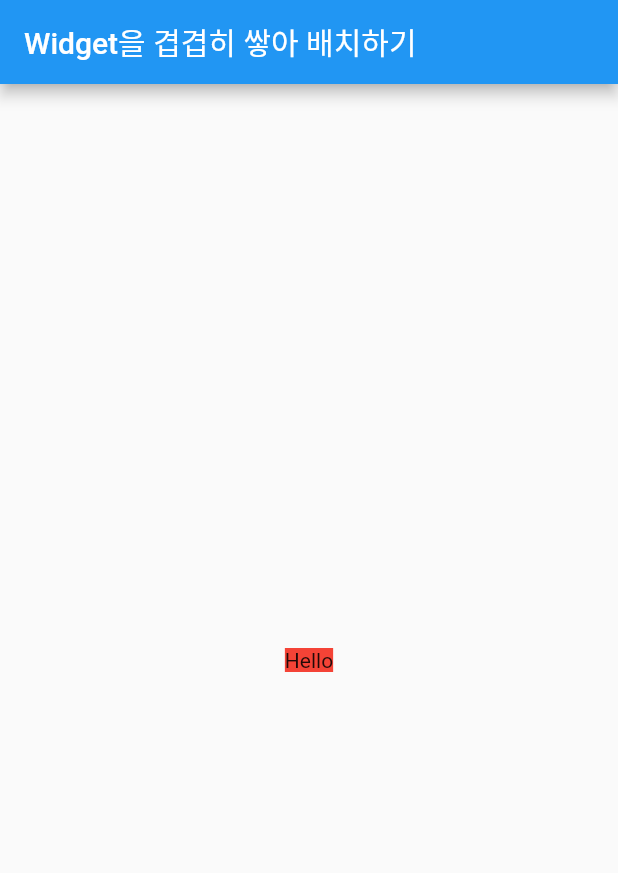
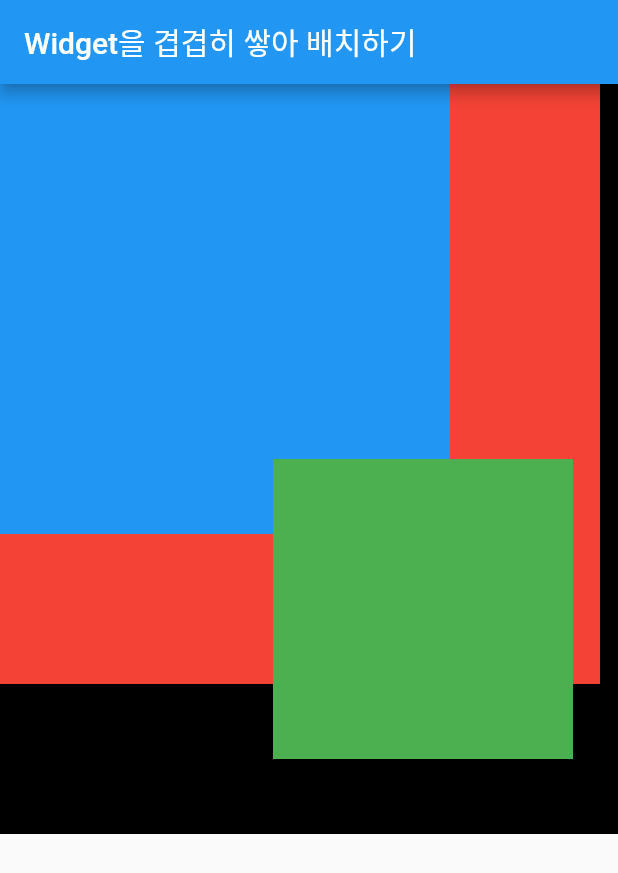
Before and after one commit to khanian/flutter_layout_example, a Flutter app: the screen it shows after launch, on a phone screen of 412 x 824 dp. Shown: the top 873 px of the screen. Run offline on Flutter 3.47's test engine with Material 2 defaults, Android fonts, the phone set to English and light mode, and no system bars.

Commit message:
widget stack positioned

```diff
--- a/lib/main.dart
+++ b/lib/main.dart
@@ -1,9 +1,7 @@
 import 'package:flutter/material.dart';
 
 void main() {
-  runApp(const MaterialApp(
-    home: HomeWidget()
-  ));
+  runApp(const MaterialApp(home: HomeWidget()));
 }
 
 class HomeWidget extends StatelessWidget {
@@ -20,17 +18,38 @@ class HomeWidget extends StatelessWidget {
   }
 }
 
-
 class Body extends StatelessWidget {
   const Body({super.key});
 
   @override
   Widget build(BuildContext context) {
-    return Center(
-      child: Container(
-        color: Colors.red,
-        child: Text('Hello'),
-      ),
+    return Stack(
+      children: [
+        Container(
+          width: 500,
+          height: 500,
+          color: Colors.black,
+        ),
+        Container(
+          width: 400,
+          height: 400,
+          color: Colors.red,
+        ),
+        Container(
+          width: 300,
+          height: 300,
+          color: Colors.blue,
+        ),
+        Positioned(
+          bottom: 50,
+          right: 30,
+          child: Container(
+            width: 200,
+            height: 200,
+            color: Colors.green,
+          ),
+        ),
+      ],
     );
   }
 }
```
